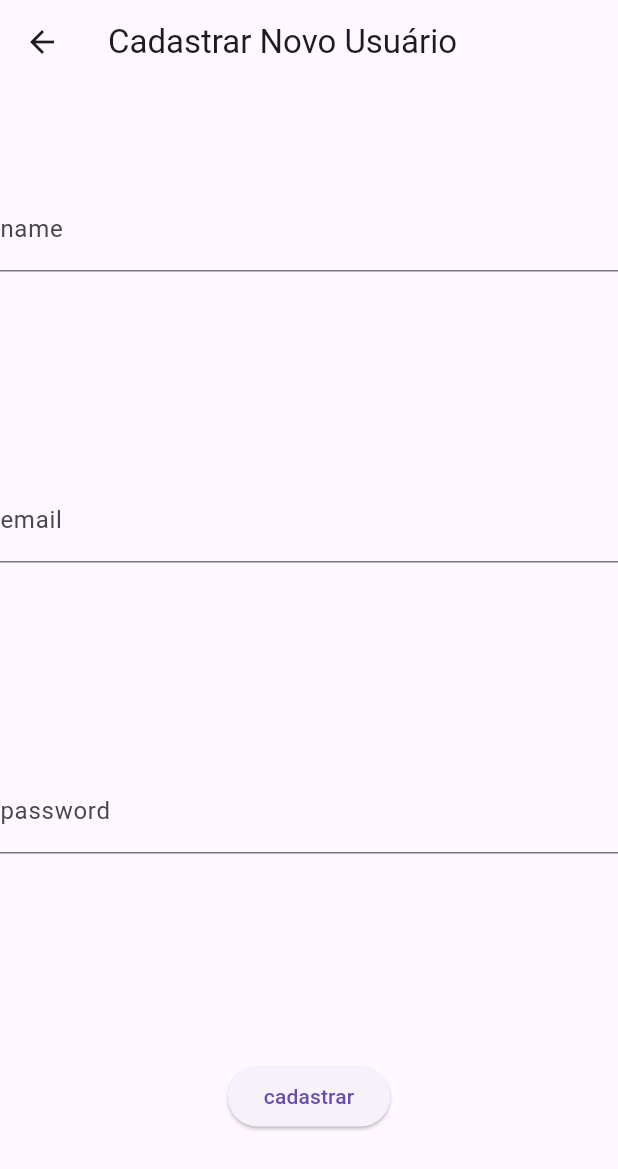
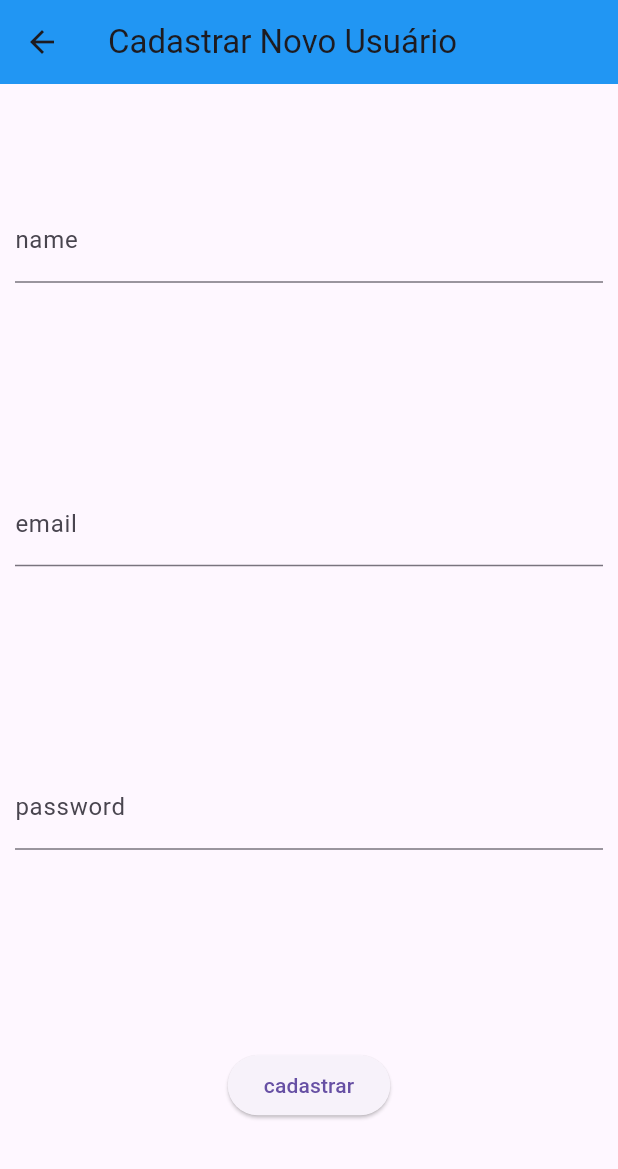
Before and after one commit to GuilhermePiorno/games_tracker, a Flutter app: the screen it shows after launch, after a tap on "Cadastrar Novo Usuário", on a phone screen of 412 x 824 dp. Shown: the top 1169 px of the screen. Run offline on Flutter 3.47's test engine with Material 3 defaults, Android fonts, the phone set to English and light mode, and no system bars; our stand-ins replace shared_preferences, sqflite_common_ffi; accounts and stored records are empty.

Commit message:
add backgroundcolor and margin

```diff
--- a/lib/screens/home_screen.dart
+++ b/lib/screens/home_screen.dart
@@ -8,9 +8,8 @@ class HomeScreen extends StatelessWidget {
   @override
   Widget build(BuildContext context) {
     return Scaffold(
-      appBar: AppBar(
-        title: Text('Games Tracker'),
-      ),
+      appBar:
+          AppBar(title: Text('Games Tracker'), backgroundColor: Colors.blue),
       body: Padding(
         padding: const EdgeInsets.all(16.0),
         child: Column(
--- a/lib/screens/register_screen.dart
+++ b/lib/screens/register_screen.dart
@@ -19,9 +19,10 @@ class _RegisterScreenState extends State<RegisterScreen> {
   Widget build(BuildContext context) {
     return Scaffold(
       appBar: AppBar(
-        title: Text('Cadastrar Novo Usuário'),
-      ),
+          title: Text('Cadastrar Novo Usuário'), backgroundColor: Colors.blue),
       body: Center(
+          child: Container(
+              margin: const EdgeInsets.all(10),
               child: Column(
                 mainAxisAlignment: MainAxisAlignment.spaceAround,
                 children: [
@@ -57,7 +58,7 @@ class _RegisterScreenState extends State<RegisterScreen> {
                       },
                       child: Text("cadastrar"))
                 ],
-      )),
+              ))),
     );
   }
 }
```
Lines whose indentation alone changed are shown as unchanged.
